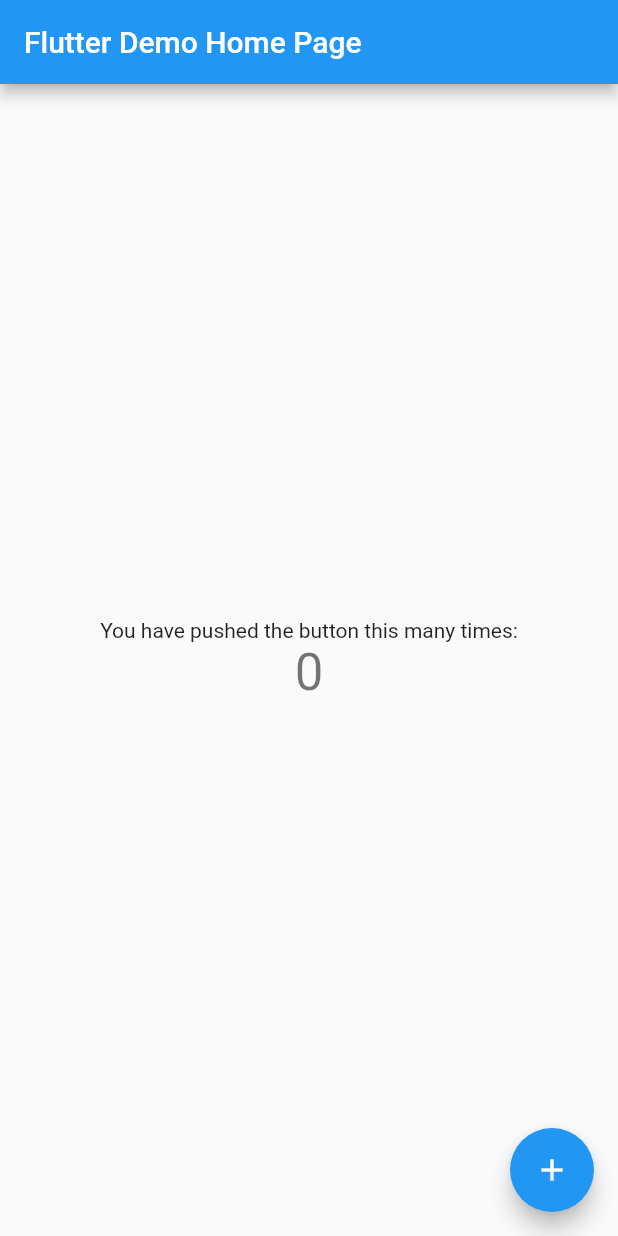
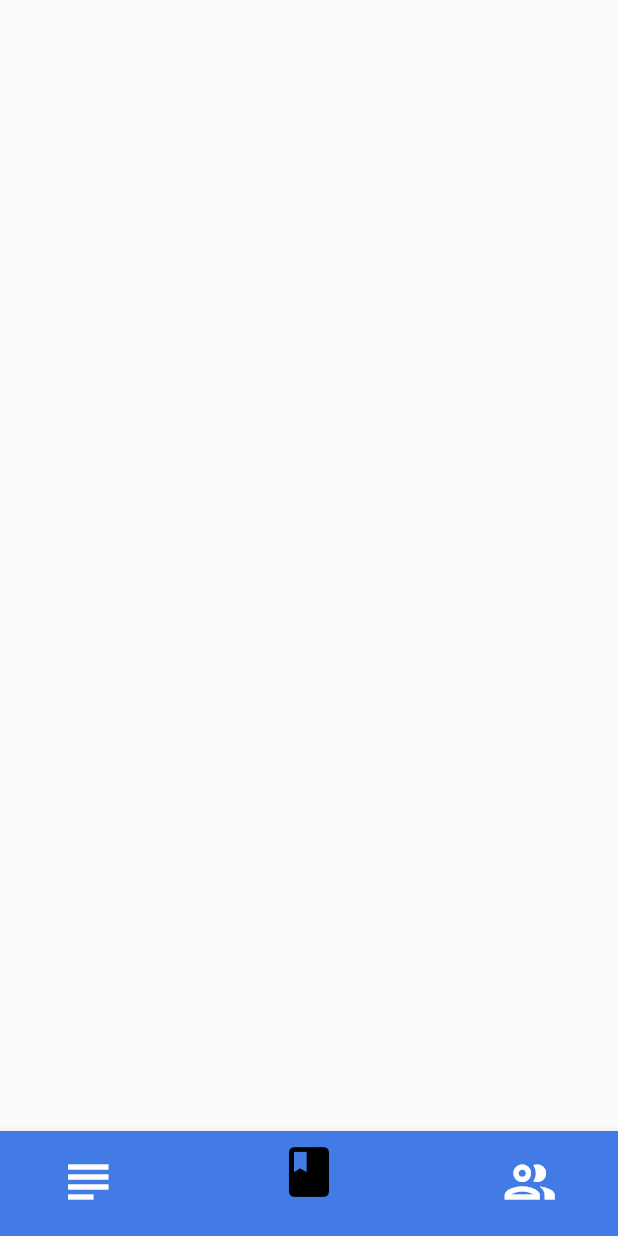
Before and after one commit to JaimonRamanan/classroom_assignment, a Flutter app: the screen it shows after launch, on a phone screen of 412 x 824 dp. Run offline on Flutter 3.47's test engine with Material 2 defaults, Android fonts, the light colour scheme and no system bars.

Commit message:
router and landing page

```diff
--- a/lib/main.dart
+++ b/lib/main.dart
@@ -1,3 +1,4 @@
+import 'package:classroom_assignment/router.dart';
 import 'package:flutter/material.dart';
 
 void main() {
@@ -7,109 +8,15 @@
 class MyApp extends StatelessWidget {
   const MyApp({Key? key}) : super(key: key);
 
-  // This widget is the root of your application.
   @override
   Widget build(BuildContext context) {
     return MaterialApp(
       title: 'Flutter Demo',
       theme: ThemeData(
-        // This is the theme of your application.
-        //
-        // Try running your application with "flutter run". You'll see the
-        // application has a blue toolbar. Then, without quitting the app, try
-        // changing the primarySwatch below to Colors.green and then invoke
-        // "hot reload" (press "r" in the console where you ran "flutter run",
-        // or simply save your changes to "hot reload" in a Flutter IDE).
-        // Notice that the counter didn't reset back to zero; the application
-        // is not restarted.
-        primarySwatch: Colors.blue,
+        primaryColor: const Color.fromARGB(255, 66, 123, 229),
+        visualDensity: VisualDensity.adaptivePlatformDensity,
       ),
-      home: const MyHomePage(title: 'Flutter Demo Home Page'),
+      onGenerateRoute: AppRouter.generateRoute,
     );
   }
 }
-
-class MyHomePage extends StatefulWidget {
-  const MyHomePage({Key? key, required this.title}) : super(key: key);
-
-  // This widget is the home page of your application. It is stateful, meaning
-  // that it has a State object (defined below) that contains fields that affect
-  // how it looks.
-
-  // This class is the configuration for the state. It holds the values (in this
-  // case the title) provided by the parent (in this case the App widget) and
-  // used by the build method of the State. Fields in a Widget subclass are
-  // always marked "final".
-
-  final String title;
-
-  @override
-  State<MyHomePage> createState() => _MyHomePageState();
-}
-
-class _MyHomePageState extends State<MyHomePage> {
-  int _counter = 0;
-
-  void _incrementCounter() {
-    setState(() {
-      // This call to setState tells the Flutter framework that something has
-      // changed in this State, which causes it to rerun the build method below
-      // so that the display can reflect the updated values. If we changed
-      // _counter without calling setState(), then the build method would not be
-      // called again, and so nothing would appear to happen.
-      _counter++;
-    });
-  }
-
-  @override
-  Widget build(BuildContext context) {
-    // This method is rerun every time setState is called, for instance as done
-    // by the _incrementCounter method above.
-    //
-    // The Flutter framework has been optimized to make rerunning build methods
-    // fast, so that you can just rebuild anything that needs updating rather
-    // than having to individually change instances of widgets.
-    return Scaffold(
-      appBar: AppBar(
-        // Here we take the value from the MyHomePage object that was created by
-        // the App.build method, and use it to set our appbar title.
-        title: Text(widget.title),
-      ),
-      body: Center(
-        // Center is a layout widget. It takes a single child and positions it
-        // in the middle of the parent.
-        child: Column(
-          // Column is also a layout widget. It takes a list of children and
-          // arranges them vertically. By default, it sizes itself to fit its
-          // children horizontally, and tries to be as tall as its parent.
-          //
-          // Invoke "debug painting" (press "p" in the console, choose the
-          // "Toggle Debug Paint" action from the Flutter Inspector in Android
-          // Studio, or the "Toggle Debug Paint" command in Visual Studio Code)
-          // to see the wireframe for each widget.
-          //
-          // Column has various properties to control how it sizes itself and
-          // how it positions its children. Here we use mainAxisAlignment to
-          // center the children vertically; the main axis here is the vertical
-          // axis because Columns are vertical (the cross axis would be
-          // horizontal).
-          mainAxisAlignment: MainAxisAlignment.center,
-          children: <Widget>[
-            const Text(
-              'You have pushed the button this many times:',
-            ),
-            Text(
-              '$_counter',
-              style: Theme.of(context).textTheme.headline4,
-            ),
-          ],
-        ),
-      ),
-      floatingActionButton: FloatingActionButton(
-        onPressed: _incrementCounter,
-        tooltip: 'Increment',
-        child: const Icon(Icons.add),
-      ), // This trailing comma makes auto-formatting nicer for build methods.
-    );
-  }
-}
--- /dev/null
+++ b/lib/modules/class_rooms/data/models/route_names.dart
@@ -0,0 +1,3 @@
+class RouteNames {
+  static const String homeScreen = '/';
+}
--- /dev/null
+++ b/lib/modules/common/presentation/pages/home_screen.dart
@@ -0,0 +1,52 @@
+import 'package:flutter/material.dart';
+
+class HomeScreen extends StatefulWidget {
+  const HomeScreen({Key? key}) : super(key: key);
+
+  @override
+  State<HomeScreen> createState() => _HomeScreenState();
+}
+
+class _HomeScreenState extends State<HomeScreen> {
+  int _selectedIndex = 1;
+  final List<Widget> _widgetOptions = <Widget>[
+    Container(),
+    Container(),
+    Container()
+  ];
+  void _onItemTapped(int index) {
+    setState(() {
+      _selectedIndex = index;
+    });
+  }
+
+  @override
+  Widget build(BuildContext context) {
+    return Scaffold(
+      body: _widgetOptions[_selectedIndex],
+      bottomNavigationBar: BottomNavigationBar(
+        items: <BottomNavigationBarItem>[
+          BottomNavigationBarItem(
+              label: '',
+              icon: const Icon(Icons.subject_outlined),
+              backgroundColor: Theme.of(context).primaryColor),
+          BottomNavigationBarItem(
+              label: '',
+              icon: const Icon(Icons.class_),
+              backgroundColor: Theme.of(context).primaryColor),
+          BottomNavigationBarItem(
+            label: '',
+            icon: const Icon(Icons.group_outlined),
+            backgroundColor: Theme.of(context).primaryColor,
+          ),
+        ],
+        type: BottomNavigationBarType.shifting,
+        currentIndex: _selectedIndex,
+        selectedItemColor: Colors.black,
+        iconSize: 40,
+        onTap: _onItemTapped,
+        elevation: 5,
+      ),
+    );
+  }
+}
--- /dev/null
+++ b/lib/router.dart
@@ -0,0 +1,15 @@
+import 'package:classroom_assignment/modules/class_rooms/data/models/route_names.dart';
+import 'package:classroom_assignment/modules/common/presentation/pages/home_screen.dart';
+import 'package:flutter/material.dart';
+
+class AppRouter {
+  AppRouter._();
+  static Route<dynamic> generateRoute(RouteSettings settings) {
+    switch (settings.name) {
+      case RouteNames.homeScreen:
+        return MaterialPageRoute(builder: (_) => const HomeScreen());
+      default:
+        return MaterialPageRoute(builder: (_) => Container());
+    }
+  }
+}
```
